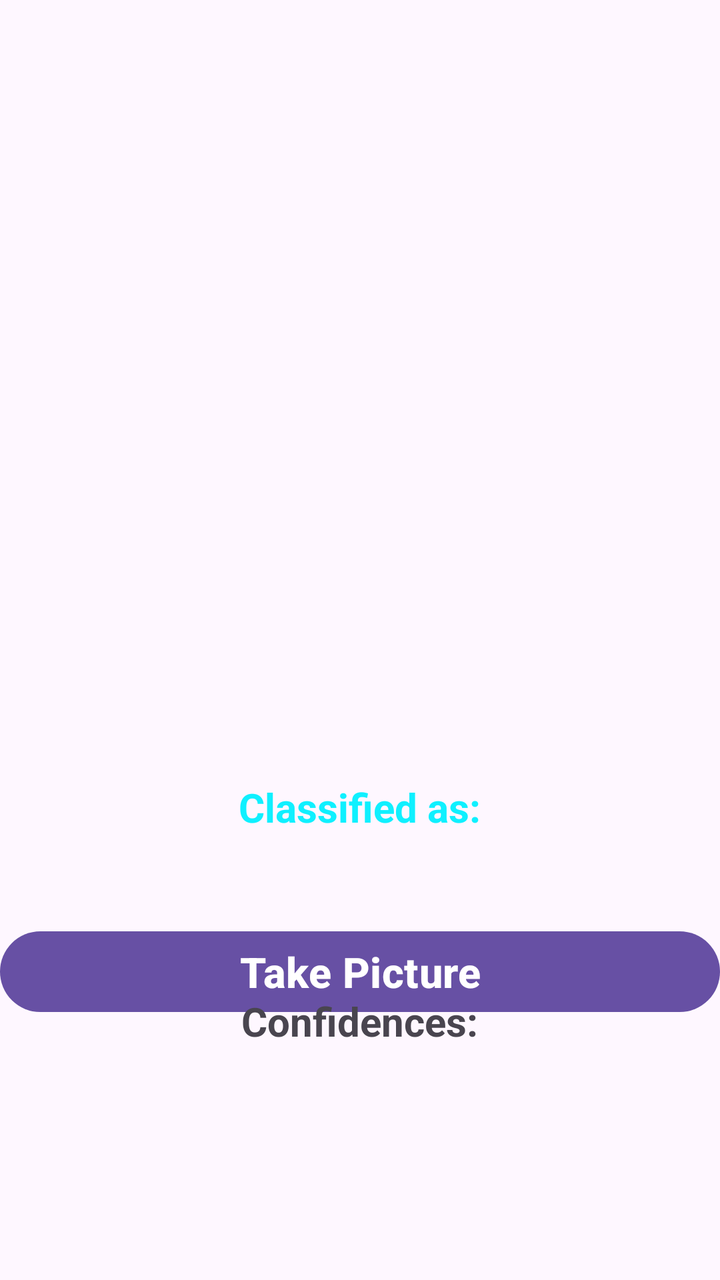
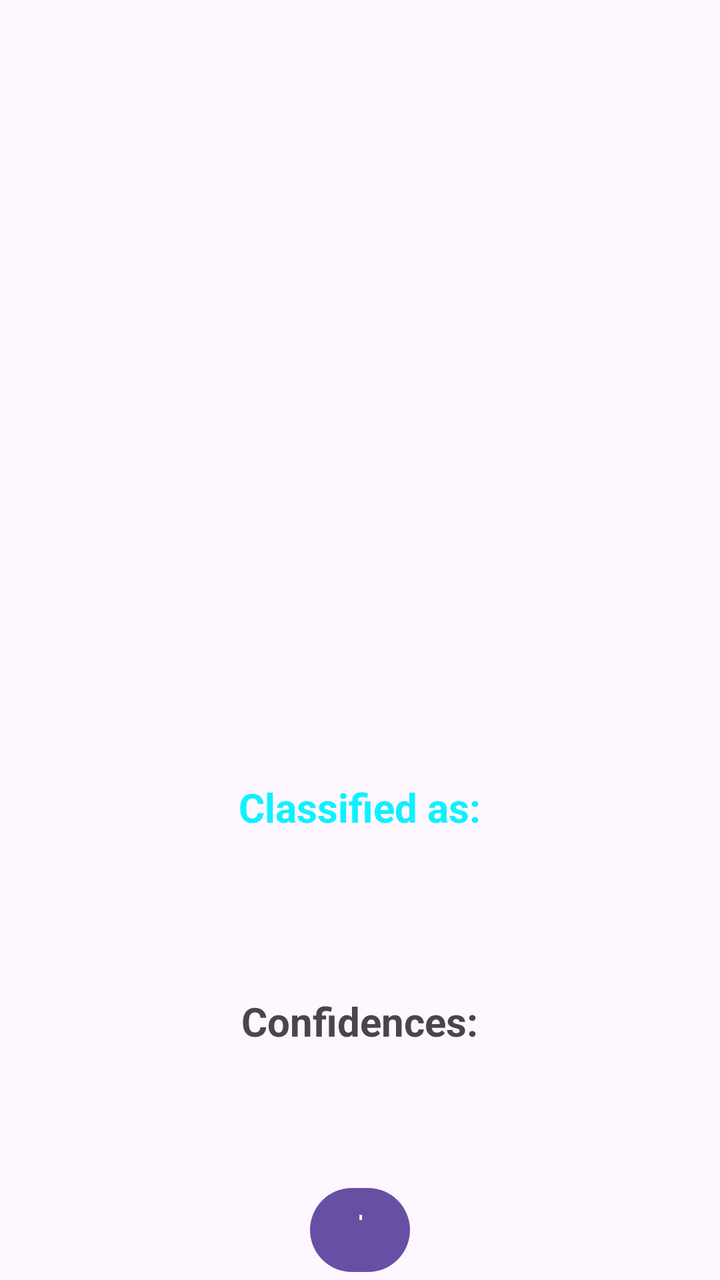

Two renders of the same Android screen: before a commit and after it. Below are the layout's source before the change and the commit's diff.
<!-- AndroidManifest.xml: application theme Theme.ARTour -->
<!-- res/layout/fragment_a_r.xml -->
<RelativeLayout xmlns:android="http://schemas.android.com/apk/res/android"
    xmlns:tools="http://schemas.android.com/tools"
    android:layout_width="match_parent"
    android:layout_height="match_parent"
    tools:context=".ARFragment">

    <Button
        android:id="@+id/button"
        android:layout_width="match_parent"
        android:layout_height="wrap_content"
        android:layout_alignParentBottom="true"
        android:layout_centerInParent="true"
        android:text="Take Picture"
        android:textAllCaps="false"
        android:textSize="21sp"
        android:textStyle="bold"
        android:layout_marginBottom="130dp"/>

    <ImageView
        android:layout_width="370sp"
        android:layout_height="370sp"
        android:layout_centerHorizontal="true"
        android:id="@+id/imageView"
        android:layout_marginTop="10sp" />

    <TextView
        android:layout_width="wrap_content"
        android:layout_height="wrap_content"
        android:layout_centerHorizontal="true"
        android:text="Classified as:"
        android:textColor="@color/aktivna"
        android:textStyle="bold"
        android:textSize="20sp"
        android:id="@+id/classified"
        android:layout_below="@+id/imageView"
        android:layout_marginTop="10sp" />

    <TextView
        android:layout_width="match_parent"
        android:layout_height="50dp"
        android:layout_centerHorizontal="true"
        android:text=""
        android:textColor="@color/aktivna"
        android:textStyle="bold"
        android:textSize="27sp"
        android:id="@+id/result"
        android:layout_below="@+id/classified" />

    <TextView
        android:layout_width="wrap_content"
        android:layout_height="wrap_content"
        android:id="@+id/confidencesText"
        android:text="Confidences:"
        android:textStyle="bold"
        android:textSize="20sp"
        android:layout_centerHorizontal="true"
        android:layout_below="@+id/result"
        android:layout_marginTop="30sp" />

    <TextView
        android:layout_width="wrap_content"
        android:layout_height="wrap_content"
        android:layout_centerHorizontal="true"
        android:text=""
        android:textColor="#000"
        android:textSize="22sp"
        android:id="@+id/confidence"
        android:layout_below="@+id/confidencesText" />

</RelativeLayout>
<!-- resources referenced by this layout -->
<resources>
  <color name="aktivna">#0ff0ff</color>
  <style name="Theme.ARTour" parent="Base.Theme.ARTour">
          
          
      </style>
  <style name="Base.Theme.ARTour" parent="Theme.Material3.DayNight.NoActionBar">
          
          
  
          
          <item name="android:statusBarColor">@android:color/white</item>
          <item name="android:navigationBarColor">@android:color/white</item>
          
          <item name="android:windowLightStatusBar">true</item>
  
      </style>
</resources>

<!-- the commit's change to res/layout/fragment_a_r.xml (unified diff, before → after) -->
@@ -2,19 +2,19 @@
     xmlns:tools="http://schemas.android.com/tools"
     android:layout_width="match_parent"
     android:layout_height="match_parent"
-    tools:context=".ARFragment">
+    tools:context=".ARFragment"
+    android:layout_marginBottom="130dp">
 
     <Button
         android:id="@+id/button"
-        android:layout_width="match_parent"
-        android:layout_height="wrap_content"
+        android:layout_width="50dp"
+        android:layout_height="50dp"
         android:layout_alignParentBottom="true"
         android:layout_centerInParent="true"
         android:text="Take Picture"
         android:textAllCaps="false"
         android:textSize="21sp"
-        android:textStyle="bold"
-        android:layout_marginBottom="130dp"/>
+        android:textStyle="bold" />
 
     <ImageView
         android:layout_width="370sp"
